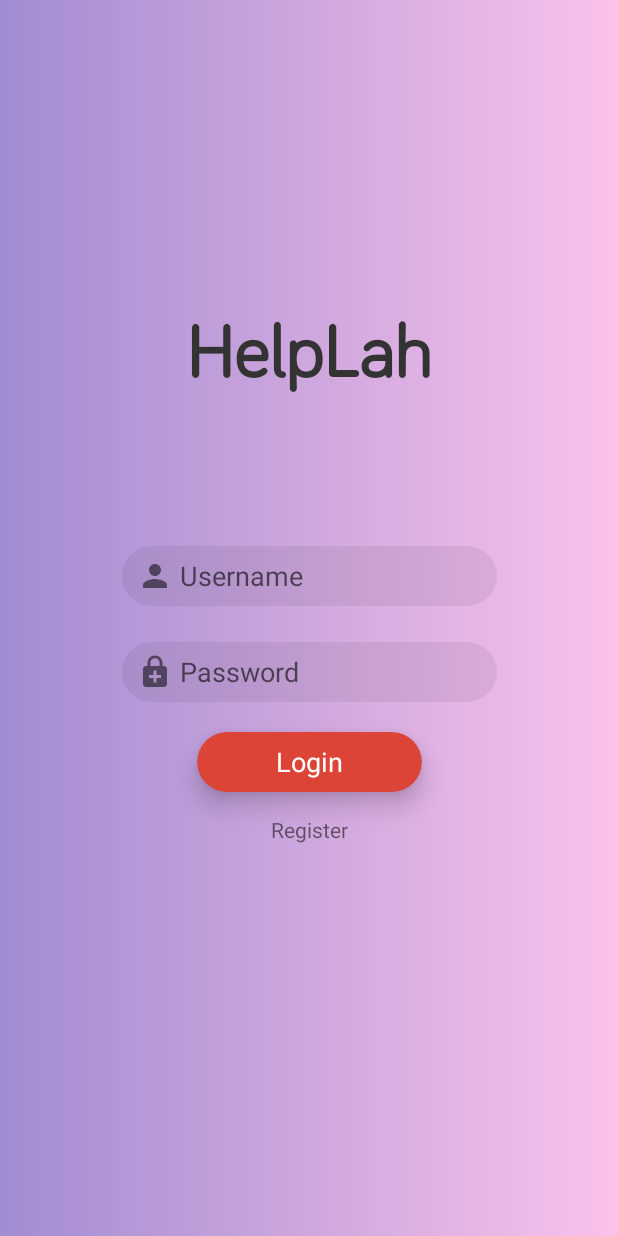
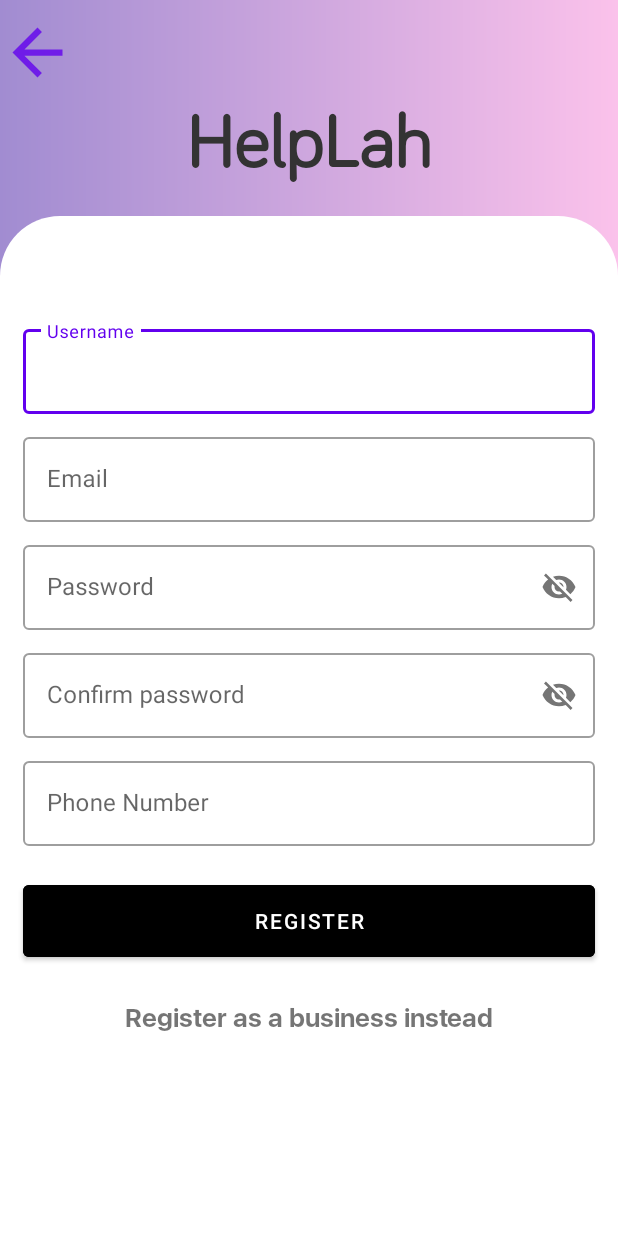
Before and after one commit to Jeyxiang/HelpLah, an Android app: the LoginScreen screen opened directly, with no data from a screen before it, after a tap on "Register", on a phone screen of 412 x 824 dp. Run offline under Robolectric (Android 15) with nearby library versions, the phone set to English and light mode, and no system bars; our stand-ins replace Firebase (no records; nobody signed in at launch, a user with empty details on screens opened directly).

Commit message:
Third commit

```diff
--- a/app/src/main/AndroidManifest.xml
+++ b/app/src/main/AndroidManifest.xml
@@ -9,8 +9,9 @@
         android:roundIcon="@mipmap/ic_launcher_round"
         android:supportsRtl="true"
         android:theme="@style/Theme.Helplah">
-        <activity android:name=".viewmodel.LoginScreen"></activity>
-        <activity android:name=".viewmodel.ServicesCategoriesActivity"></activity>
+        <activity android:name=".viewmodel.RegisterScreen"></activity>
+        <activity android:name=".viewmodel.LoginScreen" />
+        <activity android:name=".viewmodel.ServicesCategoriesActivity" />
         <activity android:name=".viewmodel.BusinessListings" />
         <activity android:name=".viewmodel.MainActivity">
             <intent-filter>
--- a/app/src/main/java/com/example/helplah/viewmodel/LoginScreen.java
+++ b/app/src/main/java/com/example/helplah/viewmodel/LoginScreen.java
@@ -1,5 +1,6 @@
 package com.example.helplah.viewmodel;
 
+import android.content.Intent;
 import android.os.Bundle;
 import android.util.Log;
 import android.view.View;
@@ -50,6 +51,8 @@ public class LoginScreen extends AppCompatActivity {
             @Override
             public void onClick(View v) {
                 // Bring to register page
+                Intent intent = new Intent(getApplicationContext(), RegisterScreen.class);
+                startActivity(intent);
             }
         });
     }
@@ -62,6 +65,9 @@ public class LoginScreen extends AppCompatActivity {
                     public void onComplete(@NonNull Task<AuthResult> task) {
                         if (task.isSuccessful()) {
                             Log.d(TAG, "User signed in");
+                            // Got to home page of app
+                            Intent intent = new Intent(getApplicationContext(), ServicesCategoriesActivity.class);
+                            startActivity(intent);
                         } else {
                             Log.d(TAG, "Sign in failed");
                             Snackbar.make(v, "No such user found", Snackbar.LENGTH_SHORT).show();
--- /dev/null
+++ b/app/src/main/java/com/example/helplah/viewmodel/RegisterScreen.java
@@ -0,0 +1,55 @@
+package com.example.helplah.viewmodel;
+
+import android.os.Bundle;
+import android.widget.Button;
+import android.widget.EditText;
+import android.widget.TextView;
+
+import androidx.appcompat.app.AppCompatActivity;
+
+import com.example.helplah.R;
+
+public class RegisterScreen extends AppCompatActivity {
+
+    private Button regAsUser;
+    private Button backButton;
+    private TextView regAsBiz;
+    private EditText mEmail;
+    private EditText mUsername;
+    private EditText mPassword;
+    private EditText mConfirmPassword;
+    private EditText mPhoneNumber;
+
+
+    protected void onCreate(Bundle savedInstanceState) {
+        super.onCreate(savedInstanceState);
+        setContentView(R.layout.activity_register_screen);
+
+        this.regAsUser = findViewById(R.id.registerButton);
+        this.regAsBiz = findViewById(R.id.bizRegisterButton);
+        this.backButton = findViewById(R.id.registerBackButton);
+        this.mEmail = findViewById(R.id.registerEmail);
+        this.mUsername = findViewById(R.id.registerUserName);
+        this.mPassword = findViewById(R.id.registerPassword);
+        this.mConfirmPassword = findViewById(R.id.registerConfirmPassword);
+        this.mPhoneNumber = findViewById(R.id.registerPhoneNumber);
+
+        this.backButton.setOnClickListener(x -> this.finish());
+        this.regAsUser.setOnClickListener(x -> userRegister());
+
+//        regAsBiz.setOnClickListener(new View.OnClickListener() {
+//            @Override
+//            public void onClick(View v) {
+//                startActivity(new Intent(getApplicationContext(),bizRegActivity.class));
+//            }
+//        });
+    }
+
+    private void userRegister() {
+        String email = this.mEmail.getText().toString();
+        String username = this.mUsername.getText().toString();
+        String password = this.mPassword.getText().toString();
+        String confirmPassword = this.mConfirmPassword.getText().toString();
+        String phoneNumber = this.mPhoneNumber.getText().toString();
+    }
+}
--- /dev/null
+++ b/app/src/main/res/drawable/ic_baseline_business_24.xml
@@ -0,0 +1,5 @@
+<vector android:alpha="0.9" android:height="24dp"
+    android:tint="?attr/colorControlNormal" android:viewportHeight="24"
+    android:viewportWidth="24" android:width="24dp" xmlns:android="http://schemas.android.com/apk/res/android">
+    <path android:fillColor="@android:color/white" android:pathData="M12,7L12,3L2,3v18h20L22,7L12,7zM6,19L4,19v-2h2v2zM6,15L4,15v-2h2v2zM6,11L4,11L4,9h2v2zM6,7L4,7L4,5h2v2zM10,19L8,19v-2h2v2zM10,15L8,15v-2h2v2zM10,11L8,11L8,9h2v2zM10,7L8,7L8,5h2v2zM20,19h-8v-2h2v-2h-2v-2h2v-2h-2L12,9h8v10zM18,11h-2v2h2v-2zM18,15h-2v2h2v-2z"/>
+</vector>
--- /dev/null
+++ b/app/src/main/res/drawable/register_background.xml
@@ -0,0 +1,10 @@
+<?xml version="1.0" encoding="utf-8"?>
+<shape xmlns:android="http://schemas.android.com/apk/res/android"
+    android:shape="rectangle">
+
+    <solid android:color="@color/white" />
+
+    <corners android:topLeftRadius="40dp"
+        android:topRightRadius="40dp" />
+
+</shape>
--- a/app/src/main/res/layout/activity_login_screen.xml
+++ b/app/src/main/res/layout/activity_login_screen.xml
@@ -86,14 +86,16 @@
 
     <TextView
         android:id="@+id/loginRegisterButton"
-        android:layout_width="wrap_content"
+        android:layout_width="match_parent"
         android:layout_height="wrap_content"
+        android:gravity="center"
         android:text="Register"
         app:layout_constraintStart_toStartOf="parent"
         app:layout_constraintEnd_toEndOf="parent"
         app:layout_constraintTop_toBottomOf="@id/loginLoginButton"
-        android:layout_marginTop="15dp"
-        android:layout_centerHorizontal="true"
-        android:layout_marginBottom="6dp" />
+        android:paddingTop="12dp"
+        android:paddingBottom="6dp"
+        android:textSize="17sp"
+        android:layout_centerHorizontal="true" />
 
 </androidx.constraintlayout.widget.ConstraintLayout>
--- a/app/src/main/res/layout/activity_main.xml
+++ b/app/src/main/res/layout/activity_main.xml
@@ -22,7 +22,7 @@
         android:layout_marginTop="241dp"
         android:layout_marginEnd="159dp"
         android:layout_marginBottom="386dp"
-        android:text="Button"
+        android:text="Go to Listings"
         app:layout_constraintBottom_toTopOf="@+id/bottomNavigationView"
         app:layout_constraintEnd_toEndOf="parent"
         app:layout_constraintStart_toStartOf="parent"
@@ -33,7 +33,7 @@
         android:layout_width="wrap_content"
         android:layout_height="wrap_content"
         android:layout_marginTop="15dp"
-        android:text="add Items"
+        android:text="Go to Login Screen"
         app:layout_constraintEnd_toEndOf="parent"
         app:layout_constraintStart_toStartOf="parent"
         app:layout_constraintTop_toBottomOf="@+id/testButton2" />
--- /dev/null
+++ b/app/src/main/res/layout/activity_register_screen.xml
@@ -0,0 +1,150 @@
+<?xml version="1.0" encoding="utf-8"?>
+<LinearLayout xmlns:android="http://schemas.android.com/apk/res/android"
+    xmlns:app="http://schemas.android.com/apk/res-auto"
+    xmlns:tools="http://schemas.android.com/tools"
+    android:layout_width="match_parent"
+    android:layout_height="match_parent"
+    android:background="@drawable/login_gradient"
+    android:outlineAmbientShadowColor="#0E0C0C"
+    android:outlineProvider="bounds"
+    android:outlineSpotShadowColor="#191717"
+    tools:context=".viewmodel.RegisterScreen"
+    android:orientation="vertical">
+
+    <Button
+        android:id="@+id/registerBackButton"
+        android:layout_width="50dp"
+        android:layout_height="50dp"
+        android:layout_marginTop="10dp"
+        android:backgroundTint="@color/black"
+        android:background="@drawable/ic_baseline_arrow_back_24" />
+
+    <TextView
+        android:id="@+id/titleTextView"
+        android:layout_width="match_parent"
+        android:layout_height="wrap_content"
+        android:fontFamily="@font/bariol_regular"
+        android:layout_marginBottom="20dp"
+        android:gravity="center"
+        android:text="@string/app_name"
+        android:textColor="#333"
+        android:textSize="50sp"
+        android:textStyle="bold" />
+
+    <LinearLayout
+        android:layout_width="match_parent"
+        android:layout_height="match_parent"
+        android:orientation="vertical"
+        android:background="@drawable/register_background" >
+
+        <com.google.android.material.textfield.TextInputLayout
+            android:layout_width="match_parent"
+            android:layout_height="wrap_content"
+            android:paddingTop="70dp"
+            android:paddingStart="15dp"
+            android:paddingEnd="15dp"
+            android:hint="Username"
+            style="@style/Widget.MaterialComponents.TextInputLayout.OutlinedBox" >
+
+            <com.google.android.material.textfield.TextInputEditText
+                android:id="@+id/registerUserName"
+                android:layout_width="match_parent"
+                android:layout_height="wrap_content" />
+
+        </com.google.android.material.textfield.TextInputLayout>
+
+        <com.google.android.material.textfield.TextInputLayout
+            android:layout_width="match_parent"
+            android:layout_height="wrap_content"
+            android:paddingTop="10dp"
+            android:paddingStart="15dp"
+            android:paddingEnd="15dp"
+            android:hint="Email"
+            style="@style/Widget.MaterialComponents.TextInputLayout.OutlinedBox" >
+
+            <com.google.android.material.textfield.TextInputEditText
+                android:id="@+id/registerEmail"
+                android:layout_width="match_parent"
+                android:layout_height="wrap_content" />
+
+        </com.google.android.material.textfield.TextInputLayout>
+
+        <com.google.android.material.textfield.TextInputLayout
+            android:layout_width="match_parent"
+            android:layout_height="wrap_content"
+            android:paddingTop="10dp"
+            android:paddingStart="15dp"
+            android:paddingEnd="15dp"
+            android:hint="Password"
+            app:passwordToggleEnabled="true"
+            style="@style/Widget.MaterialComponents.TextInputLayout.OutlinedBox" >
+
+            <com.google.android.material.textfield.TextInputEditText
+                android:id="@+id/registerPassword"
+                android:layout_width="match_parent"
+                android:layout_height="wrap_content" />
+
+        </com.google.android.material.textfield.TextInputLayout>
+
+
+        <com.google.android.material.textfield.TextInputLayout
+            android:layout_width="match_parent"
+            android:layout_height="wrap_content"
+            android:paddingTop="10dp"
+            android:paddingStart="15dp"
+            android:paddingEnd="15dp"
+            android:hint="Confirm password"
+            app:passwordToggleEnabled="true"
+            style="@style/Widget.MaterialComponents.TextInputLayout.OutlinedBox" >
+
+            <com.google.android.material.textfield.TextInputEditText
+                android:id="@+id/registerConfirmPassword"
+                android:layout_width="match_parent"
+                android:layout_height="wrap_content" />
+
+        </com.google.android.material.textfield.TextInputLayout>
+
+        <com.google.android.material.textfield.TextInputLayout
+            android:layout_width="match_parent"
+            android:layout_height="wrap_content"
+            android:paddingTop="10dp"
+            android:paddingStart="15dp"
+            android:paddingEnd="15dp"
+            android:hint="Phone Number"
+            style="@style/Widget.MaterialComponents.TextInputLayout.OutlinedBox" >
+
+            <com.google.android.material.textfield.TextInputEditText
+                android:id="@+id/registerPhoneNumber"
+                android:layout_width="match_parent"
+                android:layout_height="wrap_content" />
+
+        </com.google.android.material.textfield.TextInputLayout>
+
+        <com.google.android.material.button.MaterialButton
+            android:layout_width="match_parent"
+            android:layout_height="60dp"
+            android:layout_marginTop="20dp"
+            android:layout_marginStart="15dp"
+            android:layout_marginEnd="15dp"
+            android:elevation="10dp"
+            style="@style/Widget.MaterialComponents.Button"
+            android:id="@+id/registerButton"
+            android:text="Register"
+            android:backgroundTint="@color/black" />
+
+        <TextView
+            android:id="@+id/bizRegisterButton"
+            android:layout_width="match_parent"
+            android:layout_height="60dp"
+            android:gravity="center"
+            android:text="Register as a business instead"
+            android:textSize="17sp"
+            android:fontFamily="@font/sf_display_bold"
+            app:layout_constraintStart_toStartOf="parent"
+            android:layout_marginTop="5dp"
+            android:layout_marginBottom="6dp" />
+
+
+    </LinearLayout>
+
+</LinearLayout>
```
